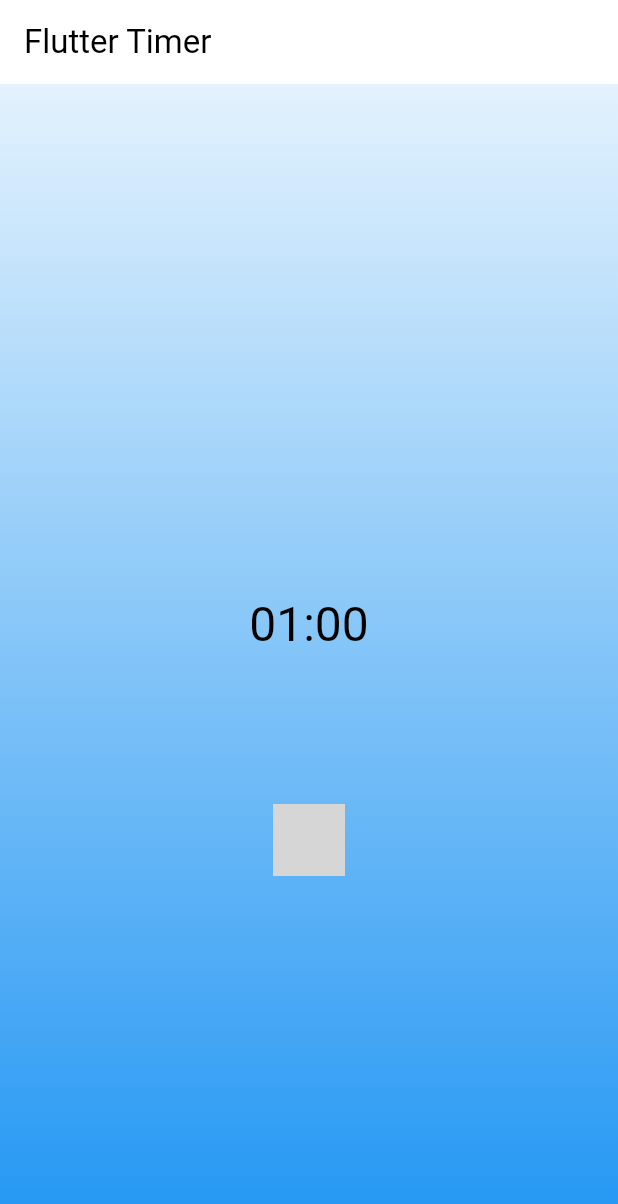
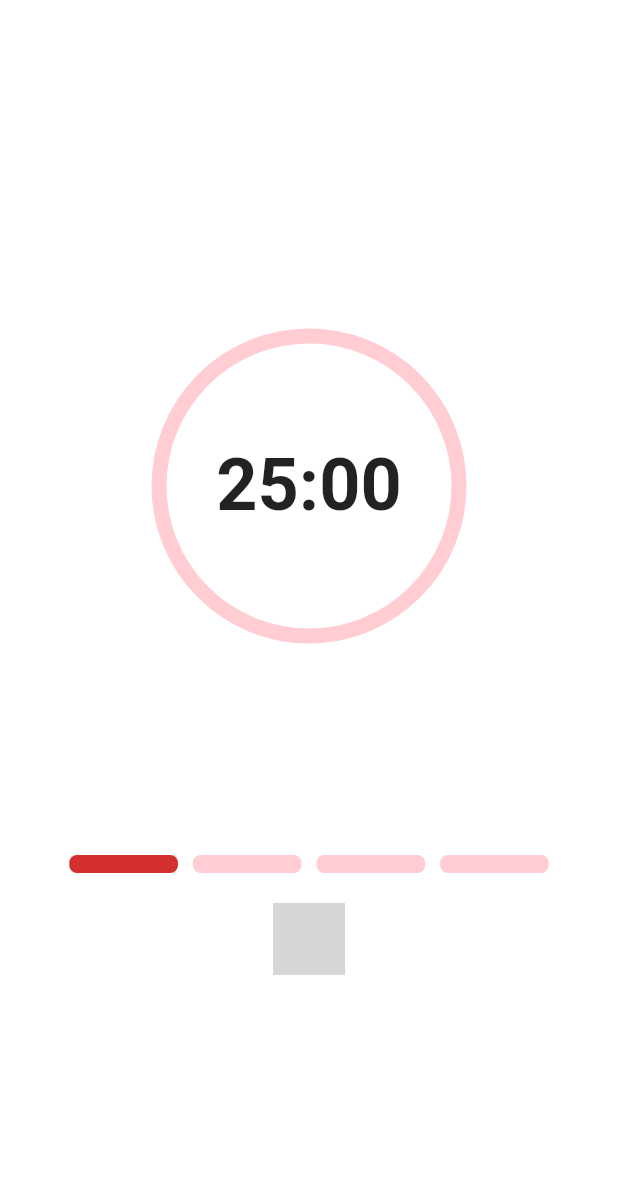
Before and after one commit to MHK-26/flutter_timer_BLoC, a Flutter app: the screen it shows after launch, on a phone screen of 412 x 824 dp. Shown: the top 1204 px of the screen. Run offline on Flutter 3.47's test engine with Material 3 defaults, Android fonts, the phone set to English and light mode, and no system bars; our stand-ins replace bloc, equatable, flutter_bloc; statements that could not run were skipped; grey boxes are pictures that could not be loaded.

Commit message:
upgraded it to a simple  pomodoro timer

```diff
--- a/lib/app.dart
+++ b/lib/app.dart
@@ -1,5 +1,6 @@
 import 'package:flutter/material.dart';
 import 'package:flutter_timer_bloc/timer/timer.dart';
+import 'package:flutter_timer_bloc/utils/utils.dart';
 
 class App extends StatelessWidget {
   const App({super.key});
@@ -7,10 +8,13 @@ class App extends StatelessWidget {
   @override
   Widget build(BuildContext context) {
     return MaterialApp(
-      title: 'Flutter Timer',
+      title: 'Pomodoro Timer',
       theme: ThemeData(
-        colorScheme: const ColorScheme.light(
-          primary: Color.fromRGBO(72, 74, 126, 1),
+        primaryColor: ThemeColors.primary,
+        primaryColorDark: ThemeColors.primaryDark,
+        textTheme: const TextTheme(
+          headlineLarge: TextStyle(fontSize: 48, fontWeight: FontWeight.bold),
+          headlineSmall: TextStyle(fontSize: 24, fontWeight: FontWeight.w500),
         ),
       ),
       home: const TimerPage(),
--- a/lib/timer/bloc/timer_bloc.dart
+++ b/lib/timer/bloc/timer_bloc.dart
@@ -1,5 +1,4 @@
 import 'dart:async';
-
 import 'package:bloc/bloc.dart';
 import 'package:equatable/equatable.dart';
 import 'package:flutter_timer_bloc/ticker.dart';
@@ -10,7 +9,7 @@ part 'timer_state.dart';
 class TimerBloc extends Bloc<TimerEvent, TimerState> {
   TimerBloc({required Ticker ticker})
       : _ticker = ticker,
-        super(const TimerInitial(_duration)) {
+        super(const TimerInitial(initialDuration, _initialSessions, false)) {
     on<TimerStarted>(_onStarted);
     on<TimerPaused>(_onPaused);
     on<TimerResumed>(_onResumed);
@@ -19,7 +18,9 @@ class TimerBloc extends Bloc<TimerEvent, TimerState> {
   }
 
   final Ticker _ticker;
-  static const int _duration = 60;
+  static const int initialDuration = 25 * 60; // 25 minutes
+  static const int breakDuration = 5 * 60; //  5 minutes break
+  static const int _initialSessions = 1; // 4 sessions
 
   StreamSubscription<int>? _tickerSubscription;
 
@@ -30,7 +31,7 @@ class TimerBloc extends Bloc<TimerEvent, TimerState> {
   }
 
   void _onStarted(TimerStarted event, Emitter<TimerState> emit) {
-    emit(TimerRunInProgress(event.duration));
+    emit(TimerRunInProgress(event.duration, state.sessions, state.isBreak));
     _tickerSubscription?.cancel();
     _tickerSubscription = _ticker
         .tick(ticks: event.duration)
@@ -40,27 +41,39 @@ class TimerBloc extends Bloc<TimerEvent, TimerState> {
   void _onPaused(TimerPaused event, Emitter<TimerState> emit) {
     if (state is TimerRunInProgress) {
       _tickerSubscription?.pause();
-      emit(TimerRunPause(state.duration));
+      emit(TimerRunPause(state.duration, state.sessions, state.isBreak));
     }
   }
 
   void _onResumed(TimerResumed resume, Emitter<TimerState> emit) {
     if (state is TimerRunPause) {
       _tickerSubscription?.resume();
-      emit(TimerRunInProgress(state.duration));
+      emit(TimerRunInProgress(state.duration, state.sessions, state.isBreak));
     }
   }
 
   void _onReset(TimerReset event, Emitter<TimerState> emit) {
     _tickerSubscription?.cancel();
-    emit(const TimerInitial(_duration));
+    emit(const TimerInitial(initialDuration, _initialSessions, false));
   }
 
   void _onTicked(_TimerTicked event, Emitter<TimerState> emit) {
-    emit(
-      event.duration > 0
-          ? TimerRunInProgress(event.duration)
-          : const TimerRunComplete(),
-    );
+    if (event.duration > 0) {
+      emit(TimerRunInProgress(event.duration, state.sessions, state.isBreak));
+    } else {
+      if (state.isBreak) {
+        final newSessions = state.sessions + 1;
+        if (newSessions < 5) {
+          emit(TimerRunComplete(initialDuration, newSessions, false));
+          add(TimerStarted(duration: initialDuration));
+        } else {
+          emit(
+              const TimerRunComplete(initialDuration, _initialSessions, false));
+        }
+      } else {
+        emit(TimerRunComplete(breakDuration, state.sessions, true));
+        add(TimerStarted(duration: breakDuration));
+      }
+    }
   }
 }
--- a/lib/timer/bloc/timer_event.dart
+++ b/lib/timer/bloc/timer_event.dart
@@ -1,27 +1,42 @@
 part of 'timer_bloc.dart';
 
-sealed class TimerEvent {
+sealed class TimerEvent extends Equatable {
   const TimerEvent();
 }
 
 final class TimerStarted extends TimerEvent {
   const TimerStarted({required this.duration});
   final int duration;
+
+  @override
+  List<Object> get props => [duration];
 }
 
 final class TimerPaused extends TimerEvent {
   const TimerPaused();
+
+  @override
+  List<Object> get props => [];
 }
 
 final class TimerResumed extends TimerEvent {
   const TimerResumed();
+
+  @override
+  List<Object> get props => [];
 }
 
-class TimerReset extends TimerEvent {
+final class TimerReset extends TimerEvent {
   const TimerReset();
+
+  @override
+  List<Object> get props => [];
 }
 
-class _TimerTicked extends TimerEvent {
+final class _TimerTicked extends TimerEvent {
   const _TimerTicked({required this.duration});
   final int duration;
+
+  @override
+  List<Object> get props => [duration];
 }
--- a/lib/timer/bloc/timer_state.dart
+++ b/lib/timer/bloc/timer_state.dart
@@ -1,34 +1,47 @@
 part of 'timer_bloc.dart';
 
 sealed class TimerState extends Equatable {
-  const TimerState(this.duration);
+  const TimerState(this.duration, this.sessions, this.isBreak);
   final int duration;
+  final int sessions;
+  final bool isBreak;
 
   @override
-  List<Object> get props => [duration];
+  List<Object> get props => [duration, sessions, isBreak];
 }
 
 final class TimerInitial extends TimerState {
-  const TimerInitial(super.duration);
+  const TimerInitial(int duration, int sessions, bool isBreak)
+      : super(duration, sessions, isBreak);
 
   @override
-  String toString() => 'TimerInitial { duration: $duration }';
+  String toString() =>
+      'TimerInitial { duration: $duration, sessions: $sessions, isBreak: $isBreak }';
 }
 
 final class TimerRunPause extends TimerState {
-  const TimerRunPause(super.duration);
+  const TimerRunPause(int duration, int sessions, bool isBreak)
+      : super(duration, sessions, isBreak);
 
   @override
-  String toString() => 'TimerRunPause { duration: $duration }';
+  String toString() =>
+      'TimerRunPause { duration: $duration, sessions: $sessions, isBreak: $isBreak }';
 }
 
 final class TimerRunInProgress extends TimerState {
-  const TimerRunInProgress(super.duration);
+  const TimerRunInProgress(int duration, int sessions, bool isBreak)
+      : super(duration, sessions, isBreak);
 
   @override
-  String toString() => 'TimerRunInProgress { duration: $duration }';
+  String toString() =>
+      'TimerRunInProgress { duration: $duration, sessions: $sessions, isBreak: $isBreak }';
 }
 
 final class TimerRunComplete extends TimerState {
-  const TimerRunComplete() : super(0);
+  const TimerRunComplete(int duration, int sessions, bool isBreak)
+      : super(duration, sessions, isBreak);
+
+  @override
+  String toString() =>
+      'TimerRunComplete { duration: $duration, sessions: $sessions, isBreak: $isBreak }';
 }
--- a/lib/timer/view/timer_page.dart
+++ b/lib/timer/view/timer_page.dart
@@ -2,6 +2,7 @@ import 'package:flutter/material.dart';
 import 'package:flutter_bloc/flutter_bloc.dart';
 import 'package:flutter_timer_bloc/ticker.dart';
 import 'package:flutter_timer_bloc/timer/timer.dart';
+import 'package:flutter_timer_bloc/utils/utils.dart';
 
 class TimerPage extends StatelessWidget {
   const TimerPage({Key? key}) : super(key: key);
@@ -19,7 +20,6 @@ class TimerView extends StatelessWidget {
   @override
   Widget build(BuildContext context) {
     return Scaffold(
-      appBar: AppBar(title: const Text('Flutter Timer')),
       body: Stack(
         children: [
           const Background(),
@@ -28,14 +28,51 @@ class TimerView extends StatelessWidget {
             crossAxisAlignment: CrossAxisAlignment.center,
             children: const <Widget>[
               Padding(
-                padding: EdgeInsets.symmetric(vertical: 100.0),
-                child: Center(child: TimerText()),
+                padding: EdgeInsets.symmetric(vertical: 50.0),
+                child: Center(child: TimerProgress()),
+              ),
+              Padding(
+                padding: EdgeInsets.symmetric(vertical: 20.0),
+                child: Center(child: BreakText()),
+              ),
+              Padding(
+                padding: EdgeInsets.symmetric(vertical: 20.0),
+                child: Center(child: SessionWidget()),
               ),
               Actions(),
             ],
           ),
         ],
       ),
+    );
+  }
+}
+
+class TimerProgress extends StatelessWidget {
+  const TimerProgress({Key? key}) : super(key: key);
+  @override
+  Widget build(BuildContext context) {
+    final duration = context.select((TimerBloc bloc) => bloc.state.duration);
+    final isBreak = context.select((TimerBloc bloc) => bloc.state.isBreak);
+    final totalDuration =
+        isBreak ? TimerBloc.breakDuration : TimerBloc.initialDuration;
+
+    return Stack(
+      alignment: Alignment.center,
+      children: [
+        SizedBox(
+          width: 200,
+          height: 200,
+          child: CircularProgressIndicator(
+            value: 1 - duration / totalDuration,
+            strokeWidth: 10,
+            backgroundColor: ThemeColors.indicatorBackground,
+            valueColor: AlwaysStoppedAnimation<Color>(
+                isBreak ? ThemeColors.breakColor : ThemeColors.primaryDark),
+          ),
+        ),
+        const TimerText(),
+      ],
     );
   }
 }
@@ -50,7 +87,49 @@ class TimerText extends StatelessWidget {
     final secondsStr = (duration % 60).floor().toString().padLeft(2, '0');
     return Text(
       '$minutesStr:$secondsStr',
-      style: Theme.of(context).textTheme.headlineLarge,
+      style: Theme.of(context).textTheme.headlineLarge?.copyWith(
+            fontWeight: FontWeight.bold,
+            color: ThemeColors.textColor,
+          ),
+    );
+  }
+}
+
+class BreakText extends StatelessWidget {
+  const BreakText({Key? key}) : super(key: key);
+  @override
+  Widget build(BuildContext context) {
+    final isBreak = context.select((TimerBloc bloc) => bloc.state.isBreak);
+    return Text(
+      isBreak ? 'Break' : '',
+      style: Theme.of(context).textTheme.headlineMedium?.copyWith(
+          color: ThemeColors.breakColor, fontWeight: FontWeight.w500),
+    );
+  }
+}
+
+class SessionWidget extends StatelessWidget {
+  const SessionWidget({Key? key}) : super(key: key);
+  @override
+  Widget build(BuildContext context) {
+    final sessions = context.select((TimerBloc bloc) => bloc.state.sessions);
+    return Row(
+      mainAxisAlignment: MainAxisAlignment.center,
+      children: [
+        ...List.generate(4, (index) {
+          return Container(
+            margin: const EdgeInsets.symmetric(horizontal: 5.0),
+            height: 12,
+            width: MediaQuery.of(context).size.width * .2 - 10,
+            decoration: BoxDecoration(
+              color: index < sessions
+                  ? ThemeColors.progress
+                  : ThemeColors.progressBackground,
+              borderRadius: BorderRadius.circular(5.0),
+            ),
+          );
+        }),
+      ],
     );
   }
 }
@@ -69,7 +148,11 @@ class Actions extends StatelessWidget {
             ...switch (state) {
               TimerInitial() => [
                   FloatingActionButton(
-                    child: const Icon(Icons.play_arrow),
+                    backgroundColor: ThemeColors.primaryDark,
+                    child: const Icon(
+                      Icons.play_arrow,
+                      color: ThemeColors.primary,
+                    ),
                     onPressed: () => context
                         .read<TimerBloc>()
                         .add(TimerStarted(duration: state.duration)),
@@ -77,11 +160,13 @@ class Actions extends StatelessWidget {
                 ],
               TimerRunInProgress() => [
                   FloatingActionButton(
+                    backgroundColor: ThemeColors.progressBackground,
                     child: const Icon(Icons.pause),
                     onPressed: () =>
                         context.read<TimerBloc>().add(const TimerPaused()),
                   ),
                   FloatingActionButton(
+                    backgroundColor: ThemeColors.primaryDark,
                     child: const Icon(Icons.replay),
                     onPressed: () =>
                         context.read<TimerBloc>().add(const TimerReset()),
@@ -89,11 +174,13 @@ class Actions extends StatelessWidget {
                 ],
               TimerRunPause() => [
                   FloatingActionButton(
+                    backgroundColor: ThemeColors.secondary,
                     child: const Icon(Icons.play_arrow),
                     onPressed: () =>
                         context.read<TimerBloc>().add(const TimerResumed()),
                   ),
                   FloatingActionButton(
+                    backgroundColor: ThemeColors.primaryDark,
                     child: const Icon(Icons.replay),
                     onPressed: () =>
                         context.read<TimerBloc>().add(const TimerReset()),
@@ -101,6 +188,7 @@ class Actions extends StatelessWidget {
                 ],
               TimerRunComplete() => [
                   FloatingActionButton(
+                    backgroundColor: ThemeColors.primaryDark,
                     child: const Icon(Icons.replay),
                     onPressed: () =>
                         context.read<TimerBloc>().add(const TimerReset()),
@@ -124,8 +212,8 @@ class Background extends StatelessWidget {
           begin: Alignment.topCenter,
           end: Alignment.bottomCenter,
           colors: [
-            Colors.blue.shade50,
-            Colors.blue.shade500,
+            ThemeColors.background,
+            ThemeColors.primary,
           ],
         ),
       ),
--- /dev/null
+++ b/lib/utils/theme_colors.dart
@@ -0,0 +1,17 @@
+import 'package:flutter/material.dart';
+
+/// A class to centralize the theme colors used in the Pomodoro Timer app.
+class ThemeColors {
+  static const Color primary = Colors.white; // Light red
+  static const Color primaryDark = Color(0xFFD32F2F); // Dark red
+  static const Color secondary = Color(0xFF81C784); // Green
+  static const Color background =
+      Colors.white; //gradient with the primery for the background
+  static const Color breakColor = Color(0xFFD32F2F); // Green for break text
+  static const Color textColor = Colors.black87; // Black text color
+  static const Color indicatorBackground =
+      Color(0xFFFFCDD2); // Grey for progress indicator background
+  static const Color progress = Color(0xFFD32F2F); // Amber for session progress
+  static const Color progressBackground =
+      Color(0xFFFFCDD2); // Grey for session progress background
+}
--- /dev/null
+++ b/lib/utils/utils.dart
@@ -0,0 +1 @@
+export './theme_colors.dart';
```
